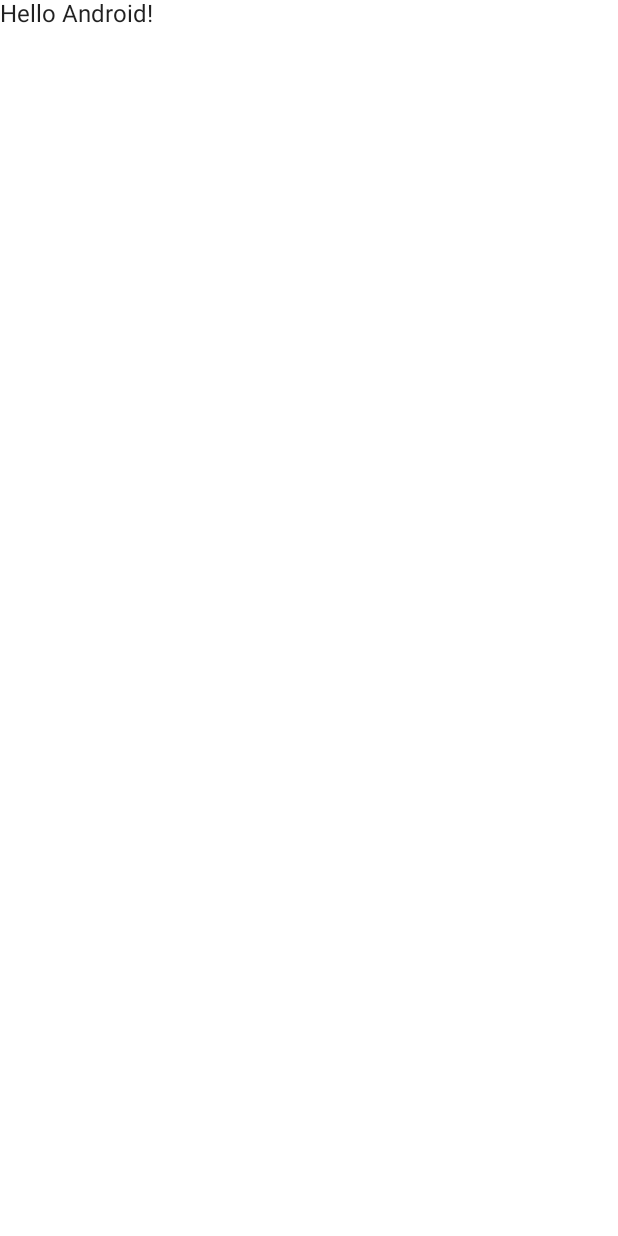
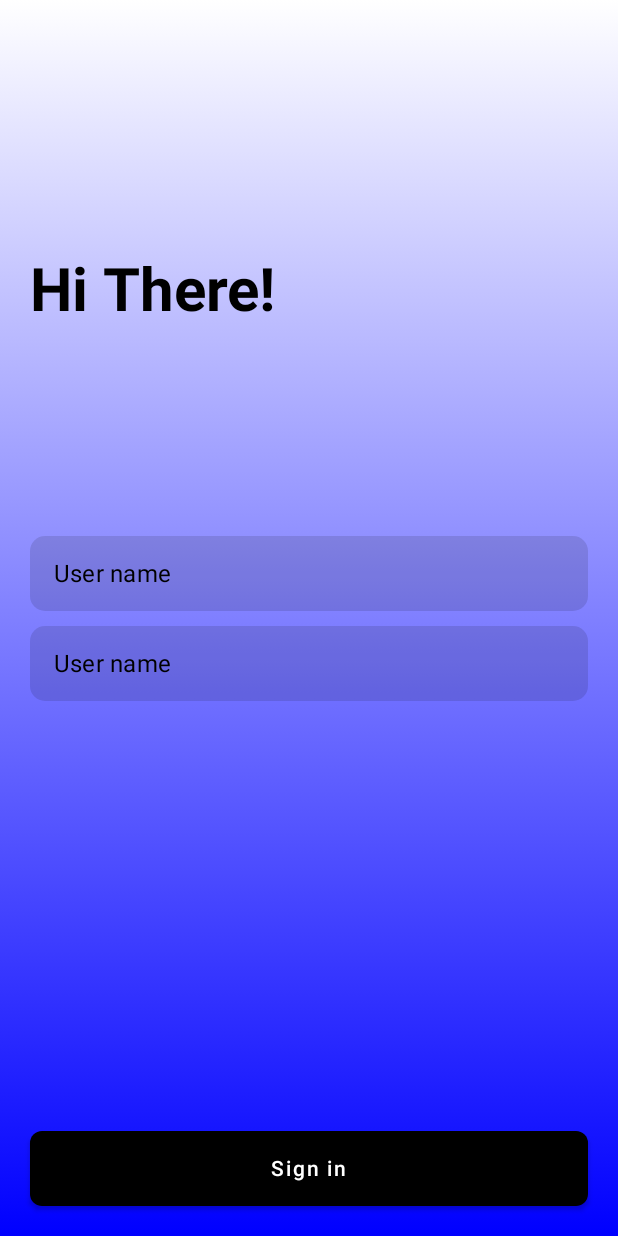
Before and after one commit to Yeshfa-noor/JetPackCompose, an Android app built with Jetpack Compose: the screen it shows after launch (MainActivity), on a phone screen of 412 x 824 dp. Before the commit the screen is almost empty. Run offline under Robolectric (Android 15) with nearby library versions, the phone set to English and light mode, and no system bars.

Commit message:
Login Screen Implemented

```diff
--- a/app/src/main/java/com/example/jetpackcompose/MainActivity.kt
+++ b/app/src/main/java/com/example/jetpackcompose/MainActivity.kt
@@ -3,41 +3,115 @@ package com.example.jetpackcompose
 import android.os.Bundle
 import androidx.activity.ComponentActivity
 import androidx.activity.compose.setContent
-import androidx.compose.foundation.layout.fillMaxSize
-import androidx.compose.material.MaterialTheme
-import androidx.compose.material.Surface
-import androidx.compose.material.Text
-import androidx.compose.runtime.Composable
+import androidx.compose.foundation.background
+import androidx.compose.foundation.layout.*
+import androidx.compose.foundation.shape.RoundedCornerShape
+import androidx.compose.foundation.text.KeyboardOptions
+import androidx.compose.material.*
+import androidx.compose.runtime.*
+import androidx.compose.ui.Alignment
 import androidx.compose.ui.Modifier
+import androidx.compose.ui.graphics.Brush
+import androidx.compose.ui.graphics.Color
+import androidx.compose.ui.graphics.Color.Companion.Black
+import androidx.compose.ui.graphics.Color.Companion.Blue
+import androidx.compose.ui.graphics.Color.Companion.White
+import androidx.compose.ui.text.font.FontWeight
+import androidx.compose.ui.text.input.KeyboardType
 import androidx.compose.ui.tooling.preview.Preview
-import com.example.jetpackcompose.ui.theme.JetPackComposeTheme
+import androidx.compose.ui.unit.dp
+import androidx.compose.ui.unit.sp
 
 class MainActivity : ComponentActivity() {
     override fun onCreate(savedInstanceState: Bundle?) {
         super.onCreate(savedInstanceState)
         setContent {
-            JetPackComposeTheme {
-                // A surface container using the 'background' color from the theme
-                Surface(
-                    modifier = Modifier.fillMaxSize(),
-                    color = MaterialTheme.colors.background
-                ){
-                    Greeting("Android")
+            SignIn()
         }
     }
+
+    @Preview
+    @Composable
+    fun DefaultPreview() {
+        SignIn()
     }
+
+    @Composable
+    fun SignIn() {
+        val gradientGrayWhite = Brush.verticalGradient(
+            0f to White, 1000f to Blue
+        )
+
+        Box(
+            modifier = Modifier
+                .fillMaxSize()
+                .background(gradientGrayWhite)
+                .padding(20.dp)
+        ) {
+
+            Text(
+                modifier = Modifier
+                    .padding(top = 150.dp),
+                text = "Hi There!",
+                color = Black,
+                fontWeight = FontWeight.Bold,
+                fontSize = 40.sp,
+            )
+            Column(modifier = Modifier.align(Alignment.Center)) {
+                UserInput()
+                Spacer(modifier = Modifier.height(10.dp))
+                UserInput()
+            }
+            BottomButton(modifier = Modifier.align(Alignment.BottomCenter))
         }
     }
 
     @Composable
-fun Greeting(name: String) {
-    Text(text = "Hello $name!")
+    fun UserInput() {
+        var userInput by remember {
+            mutableStateOf("")
+        }
+        TextField(
+            value = userInput,
+            onValueChange = {
+                userInput = it
+            },
+            colors = TextFieldDefaults.textFieldColors(
+                unfocusedIndicatorColor = Color.Transparent,
+                focusedIndicatorColor = Color.Transparent,
+                cursorColor = Black
+            ),
+            label = {
+                Text("User name", color = Black)
+            },
+            singleLine = true,
+            keyboardOptions = KeyboardOptions(
+                keyboardType = KeyboardType.Text
+            ),
+            modifier = Modifier
+                .fillMaxWidth()
+                .height(50.dp),
+            shape = RoundedCornerShape(20)
+        )
     }
 
-@Preview(showBackground = true)
     @Composable
-fun DefaultPreview() {
-    JetPackComposeTheme {
-        Greeting("Android")
+    fun BottomButton(
+        modifier: Modifier = Modifier,
+        buttonText: String = "Sign in"
+
+    ) {
+        Button(
+            onClick = {},
+
+            modifier = modifier
+                .fillMaxWidth()
+                .height(50.dp),
+            shape = RoundedCornerShape(8.dp),
+            colors = ButtonDefaults.buttonColors(backgroundColor = Black),
+        )
+        {
+            Text(text = buttonText, color = White)
         }
     }
+}
--- a/app/src/main/res/values/themes.xml
+++ b/app/src/main/res/values/themes.xml
@@ -2,6 +2,8 @@
 <resources>
 
     <style name="Theme.JetPackCompose" parent="android:Theme.Material.Light.NoActionBar">
-        <item name="android:statusBarColor">@color/purple_700</item>
+        <!--<item name="android:statusBarColor">@color/purple_700</item>-->
+        <item name="android:windowTranslucentStatus">true</item>
+        <item name="android:windowTranslucentNavigation">true</item>
     </style>
 </resources>
```
Lines whose indentation alone changed are shown as unchanged.
